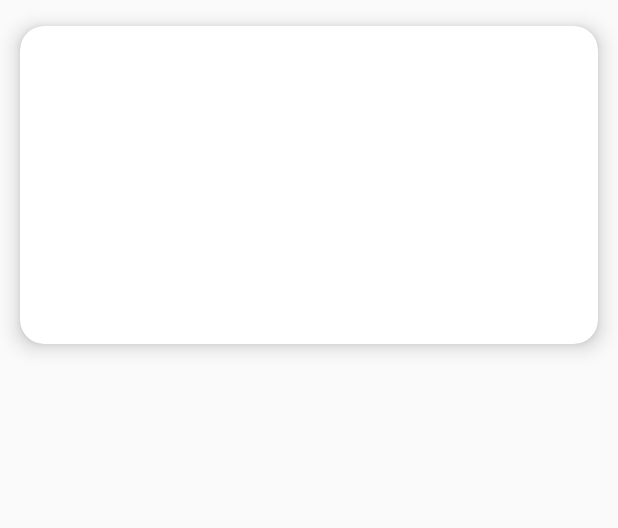
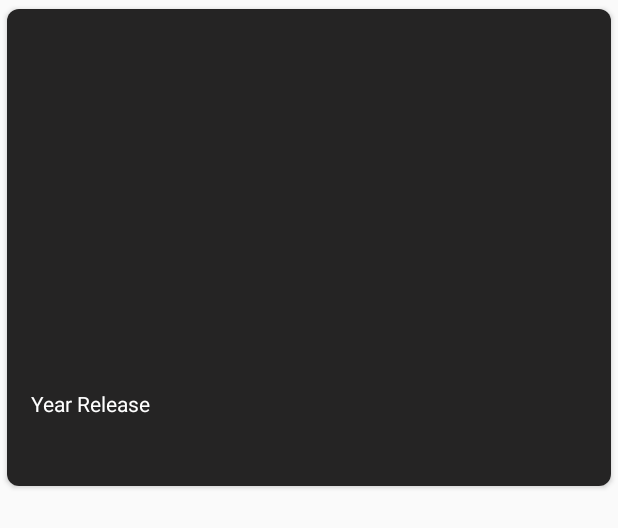
Before and after one commit to Android-Anthos/ruben-movies-app, an Android app: the layout item_movie.xml on its own in the app's theme, with its tools: preview values and no code run, on a phone screen of 412 x 824 dp. Shown: the top 528 px of the screen. Run offline under Robolectric (Android 15) with nearby library versions, the phone set to English and light mode, and no system bars; network calls fail.

Commit message:
painted user interface

```diff
--- a/app/src/main/java/com/anthos/finalprojectrz/presentation/moviedetail/MovieDetailsFragment.kt
+++ b/app/src/main/java/com/anthos/finalprojectrz/presentation/moviedetail/MovieDetailsFragment.kt
@@ -79,6 +79,7 @@ class MovieDetailsFragment  : Fragment(), UiPresentation<MovieDetailsUiState> {
         binding?.let {
             it.title.text = movieDetails.title
             it.overview.text = movieDetails.overview
+            it.releaseDate.text = movieDetails.releaseDate
             Glide.with(it.root)
                 .load("https://image.tmdb.org/t/p/w440_and_h660_face/" + movieDetails.posterPath)
                 .into(it.imagePoster)
--- a/app/src/main/java/com/anthos/finalprojectrz/presentation/movies/MoviesViewModel.kt
+++ b/app/src/main/java/com/anthos/finalprojectrz/presentation/movies/MoviesViewModel.kt
@@ -22,7 +22,7 @@ class MoviesViewModel(private val repository: MoviesRepository) : ViewModel(),
                 getMovies(page = uiEvent.page)
             }
             is MoviesUiEvent.GetMoviesUiEvent -> {
-
+                getMovies(page = uiEvent.page)
             }
         }
 
--- a/app/src/main/java/com/anthos/finalprojectrz/presentation/movies/adapter/viewholder/ItemMoviesViewHolder.kt
+++ b/app/src/main/java/com/anthos/finalprojectrz/presentation/movies/adapter/viewholder/ItemMoviesViewHolder.kt
@@ -17,6 +17,9 @@ class ItemMoviesViewHolder(
         binding.apply {
             title.text = movie.title
 
+            val year = movie.releaseDate.split("-").firstOrNull()
+            releaseDate.text = year
+
             Glide.with(context).load("https://image.tmdb.org/t/p/w440_and_h660_face/" + movie.posterPath).into(imagePoster)
             cardMovie.setOnClickListener {
                 onItemClick.invoke()
--- a/app/src/main/res/layout/item_movie.xml
+++ b/app/src/main/res/layout/item_movie.xml
@@ -4,45 +4,71 @@
     android:id="@+id/card_movie"
     android:layout_width="match_parent"
     android:layout_height="wrap_content"
-    app:cardCornerRadius="16dp"
-    app:cardElevation="8dp"
+    app:cardCornerRadius="8dp"
     app:cardUseCompatPadding="true">
 
     <LinearLayout
         android:layout_width="match_parent"
         android:layout_height="wrap_content"
         android:orientation="vertical"
-        android:gravity="center_horizontal">
+        android:gravity="center_horizontal"
+        android:background="@color/gray2">
 
         <ImageView
             android:id="@+id/image_poster"
             android:layout_width="150dp"
             android:layout_height="150dp"
             android:scaleType="fitCenter"
+            android:layout_margin="14dp"
             android:contentDescription="@string/poster_i"/>
 
         <androidx.appcompat.widget.LinearLayoutCompat
             android:layout_width="match_parent"
             android:layout_height="wrap_content"
             android:orientation="vertical"
-            android:padding="16dp">
+            android:padding="16dp" >
 
             <TextView
                 android:id="@+id/title"
+                android:maxLines="1"
+                android:ellipsize="end"
                 android:layout_width="match_parent"
                 android:layout_height="wrap_content"
-                android:layout_marginTop="8dp"
+                android:layout_marginTop="20dp"
                 android:layout_marginBottom="8dp"
-                android:textSize="10sp"
+                android:textSize="15sp"
                 android:textAlignment="center"
-                android:textStyle="bold" />
+                android:textStyle="bold"
+                android:textColor="@color/white"/>
 
             <LinearLayout
-                android:layout_width="match_parent"
+                android:layout_width="wrap_content"
                 android:layout_height="wrap_content"
-                android:orientation="horizontal"/>
+                android:orientation="vertical"
+                android:background="@color/gray2"
+                android:layout_gravity="start">
+
+            <TextView
+                android:id="@+id/release_date_title"
+                android:layout_width="wrap_content"
+                android:layout_height="wrap_content"
+                android:layout_marginTop="10dp"
+                android:text="@string/release"
+                android:textSize="14sp"
+                android:textColor="@color/white"/>
+
+            <TextView
+                android:id="@+id/release_date"
+                android:layout_width="wrap_content"
+                android:layout_height="wrap_content"
+                android:layout_marginTop="10dp"
+                android:textSize="14sp"
+                android:textStyle="bold"
+                android:textColor="@color/red"/>
+
+            </LinearLayout>
+
         </androidx.appcompat.widget.LinearLayoutCompat>
-
 
     </LinearLayout>
 </androidx.cardview.widget.CardView>
--- a/app/src/main/res/values/colors.xml
+++ b/app/src/main/res/values/colors.xml
@@ -1,6 +1,9 @@
 <?xml version="1.0" encoding="utf-8"?>
 <resources>
     <color name="black">#FF000000</color>
-    <color name="white">#FFFFFFFF</color>
+    <color name="white">#FFFFFF</color>
     <color name="red">#FF0000</color>
+    <color name="gray">#5E5E5E</color>
+    <color name="gray2">#252424</color>
+    <color name="yellow">#FFC107</color>
 </resources>
```
Also changed, not shown: app/src/main/java/com/anthos/finalprojectrz/presentation/movies/MoviesFragment.kt (+8 -6 lines), app/src/main/res/layout/fragment_details_movie.xml (+51 -5 lines), app/src/main/res/layout/fragment_movies.xml (+10 -5 lines), app/src/main/res/values/strings.xml (+7 -3 lines), app/src/main/res/drawable/b1.png (added), app/src/main/res/drawable/b2.png (added), app/src/main/res/drawable/back1.png (added), app/src/main/res/drawable/back2.png (added), app/src/main/res/drawable/imoffline.png (added), app/src/main/res/drawable/imofflinewhite.png (added), app/src/main/res/drawable/next1.png (added), app/src/main/res/drawable/next2.png (added), 1 other file.
